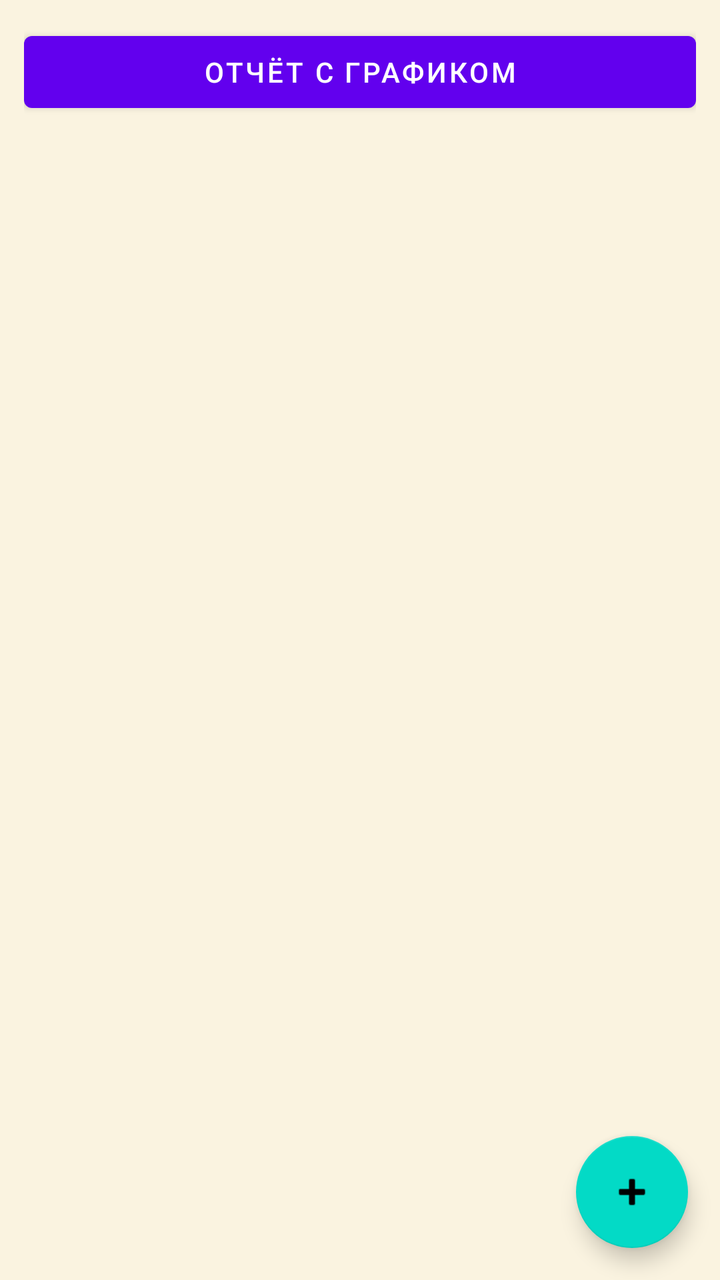
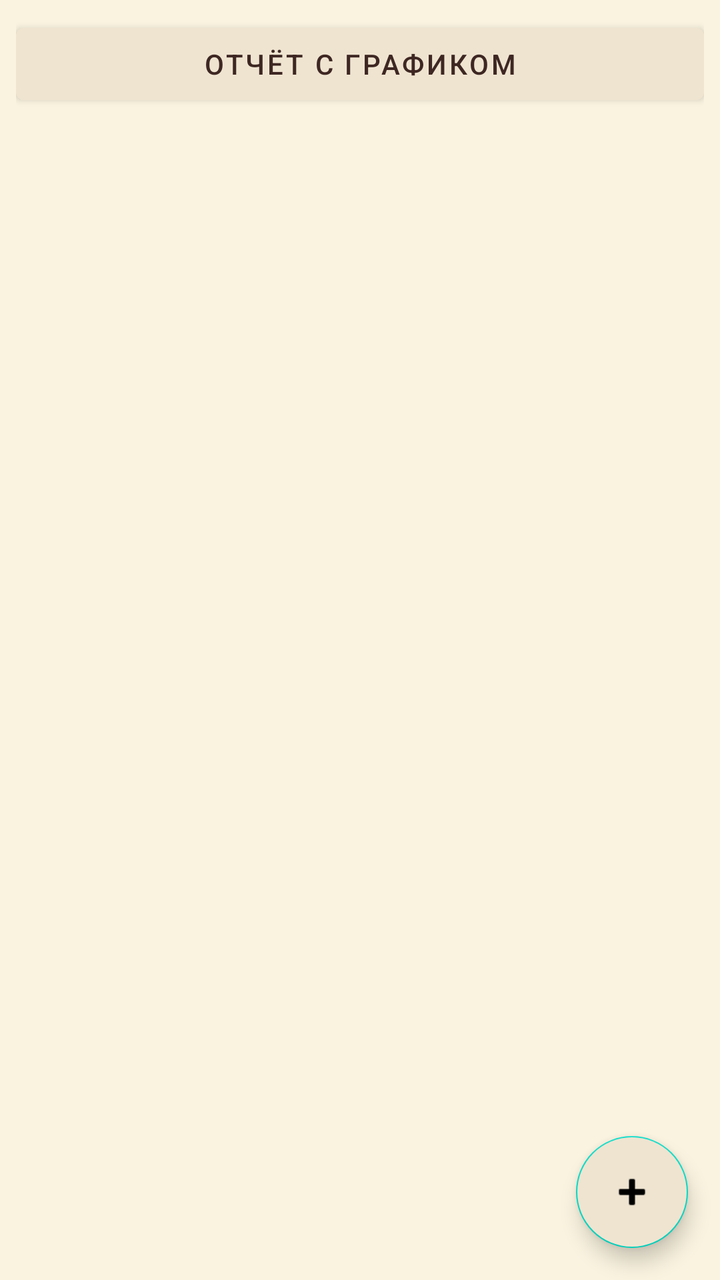

Two renders of the same Android screen: before a commit and after it. Below are the layout's source before the change and the commit's diff.
<!-- AndroidManifest.xml: application theme Theme.BPMonitor -->
<!-- res/layout/activity_main.xml -->
<?xml version="1.0" encoding="utf-8"?>
<androidx.coordinatorlayout.widget.CoordinatorLayout
    xmlns:android="http://schemas.android.com/apk/res/android"
    android:layout_width="match_parent" android:layout_height="match_parent">

    <LinearLayout android:orientation="vertical"
        android:layout_width="match_parent" android:layout_height="match_parent"
        android:padding="12dp">

        <com.google.android.material.button.MaterialButton
            android:id="@+id/btnReport"
            android:layout_width="match_parent" android:layout_height="wrap_content"
            android:text="Отчёт с графиком"/>

        <TextView android:id="@+id/tvEmpty"
            android:layout_width="match_parent" android:layout_height="wrap_content"
            android:padding="16dp" android:visibility="gone"
            android:text="Пока нет записей. Нажмите + чтобы добавить."/>

        <androidx.recyclerview.widget.RecyclerView
            android:id="@+id/rv"
            android:layout_width="match_parent" android:layout_height="match_parent"/>
    </LinearLayout>

    <com.google.android.material.floatingactionbutton.FloatingActionButton
        android:id="@+id/fab"
        android:layout_width="wrap_content" android:layout_height="wrap_content"
        android:layout_gravity="bottom|end" android:layout_margin="16dp"
        android:src="@android:drawable/ic_input_add"/>
</androidx.coordinatorlayout.widget.CoordinatorLayout>
<!-- resources referenced by this layout -->
<resources>
  <style name="Theme.BPMonitor" parent="Theme.MaterialComponents.Light.NoActionBar">
          <item name="android:windowBackground">@color/bg_main</item>
          <item name="android:statusBarColor">@color/bg_header</item>
          <item name="android:navigationBarColor">@color/bg_header</item>
          <item name="android:windowLightStatusBar">true</item>
      </style>
  <color name="bg_main">#FAF3E0</color>
  <color name="bg_header">#EFE4D0</color>
</resources>

<!-- the commit's change to res/layout/activity_main.xml (unified diff, before → after) -->
@@ -1,30 +1,39 @@
 <?xml version="1.0" encoding="utf-8"?>
 <androidx.coordinatorlayout.widget.CoordinatorLayout
     xmlns:android="http://schemas.android.com/apk/res/android"
-    android:layout_width="match_parent" android:layout_height="match_parent">
+    android:layout_width="match_parent" android:layout_height="match_parent"
+    android:background="@color/bg_main">
 
     <LinearLayout android:orientation="vertical"
         android:layout_width="match_parent" android:layout_height="match_parent"
-        android:padding="12dp">
+        android:padding="8dp"
+        android:background="@color/bg_main">
 
         <com.google.android.material.button.MaterialButton
             android:id="@+id/btnReport"
             android:layout_width="match_parent" android:layout_height="wrap_content"
-            android:text="Отчёт с графиком"/>
+            android:text="Отчёт с графиком"
+            android:backgroundTint="@color/bg_header"
+            android:textColor="@color/text_primary"/>
 
         <TextView android:id="@+id/tvEmpty"
             android:layout_width="match_parent" android:layout_height="wrap_content"
             android:padding="16dp" android:visibility="gone"
+            android:textColor="@color/text_primary"
             android:text="Пока нет записей. Нажмите + чтобы добавить."/>
 
         <androidx.recyclerview.widget.RecyclerView
             android:id="@+id/rv"
-            android:layout_width="match_parent" android:layout_height="match_parent"/>
+            android:layout_width="match_parent" android:layout_height="match_parent"
+            android:clipToPadding="false"
+            android:background="@color/bg_main"/>
     </LinearLayout>
 
     <com.google.android.material.floatingactionbutton.FloatingActionButton
         android:id="@+id/fab"
         android:layout_width="wrap_content" android:layout_height="wrap_content"
         android:layout_gravity="bottom|end" android:layout_margin="16dp"
+        android:backgroundTint="@color/bg_header"
+        android:tint="@color/text_primary"
         android:src="@android:drawable/ic_input_add"/>
 </androidx.coordinatorlayout.widget.CoordinatorLayout>
<!-- resource entries referenced after the edit -->
@@ -7,6 +7,7 @@
           <item name="android:windowLightStatusBar">true</item>
       </style>
   <color name="bg_main">#FAF3E0</color>
+  <color name="text_primary">#3E2723</color>
   <color name="bg_header">#EFE4D0</color>
 </resources>
 
